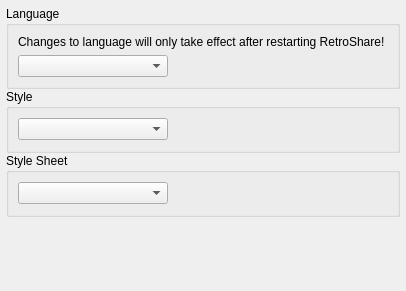
Above: retroshare-gui/src/gui/settings/AppearancePage.ui from RetroShare/RetroShare before the change. Below: the same form after it.
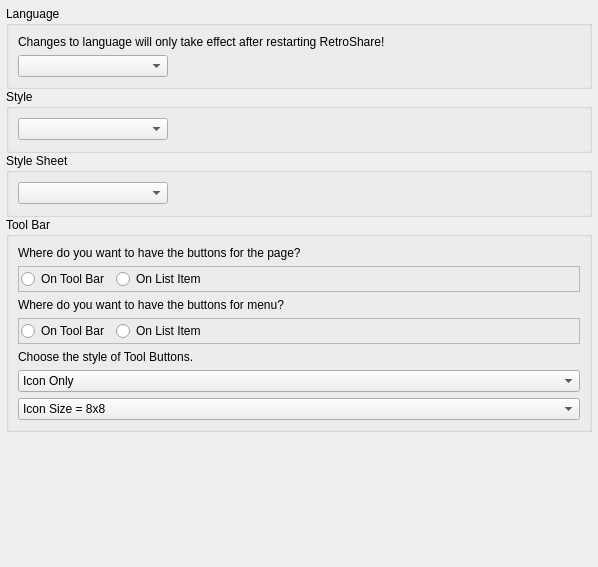
That is the form after the change.

Commit message: Added new Gui Design changes from Pheonom, Added new ListWidget for Page selection, via settings can switch to use List or Toolbar AddFrameListeInsteadOfToolBar_v0.6_7357.patch

```diff
--- a/retroshare-gui/src/gui/settings/AppearancePage.ui
+++ b/retroshare-gui/src/gui/settings/AppearancePage.ui
@@ -6,8 +6,8 @@
    <rect>
     <x>0</x>
     <y>0</y>
-    <width>406</width>
-    <height>291</height>
+    <width>598</width>
+    <height>567</height>
    </rect>
   </property>
   <property name="contextMenuPolicy">
@@ -20,6 +20,190 @@
    <property name="spacing">
     <number>0</number>
    </property>
+   <item row="4" column="0">
+    <widget class="QGroupBox" name="grpToolBar">
+     <property name="minimumSize">
+      <size>
+       <width>0</width>
+       <height>75</height>
+      </size>
+     </property>
+     <property name="contextMenuPolicy">
+      <enum>Qt::NoContextMenu</enum>
+     </property>
+     <property name="title">
+      <string>Tool Bar</string>
+     </property>
+     <layout class="QGridLayout" name="gridLayout_ToolBar">
+      <item row="4" column="0">
+       <widget class="QFrame" name="frameAction">
+        <property name="frameShape">
+         <enum>QFrame::StyledPanel</enum>
+        </property>
+        <property name="frameShadow">
+         <enum>QFrame::Plain</enum>
+        </property>
+        <layout class="QHBoxLayout" name="horizontalLayout">
+         <property name="margin">
+          <number>2</number>
+         </property>
+         <item>
+          <widget class="QRadioButton" name="rbtActionOnToolBar">
+           <property name="text">
+            <string>On Tool Bar</string>
+           </property>
+          </widget>
+         </item>
+         <item>
+          <widget class="QRadioButton" name="rbtActionOnListItem">
+           <property name="text">
+            <string>On List Item</string>
+           </property>
+          </widget>
+         </item>
+         <item>
+          <spacer>
+           <property name="orientation">
+            <enum>Qt::Horizontal</enum>
+           </property>
+           <property name="sizeHint" stdset="0">
+            <size>
+             <width>300</width>
+             <height>16</height>
+            </size>
+           </property>
+          </spacer>
+         </item>
+        </layout>
+       </widget>
+      </item>
+      <item row="2" column="0">
+       <widget class="QFrame" name="framePage">
+        <property name="frameShape">
+         <enum>QFrame::StyledPanel</enum>
+        </property>
+        <property name="frameShadow">
+         <enum>QFrame::Plain</enum>
+        </property>
+        <layout class="QHBoxLayout" name="horizontalLayout_2">
+         <property name="margin">
+          <number>2</number>
+         </property>
+         <item>
+          <widget class="QRadioButton" name="rbtPageOnToolBar">
+           <property name="text">
+            <string>On Tool Bar</string>
+           </property>
+          </widget>
+         </item>
+         <item>
+          <widget class="QRadioButton" name="rbtPageOnListItem">
+           <property name="text">
+            <string>On List Item</string>
+           </property>
+          </widget>
+         </item>
+         <item>
+          <spacer>
+           <property name="orientation">
+            <enum>Qt::Horizontal</enum>
+           </property>
+           <property name="sizeHint" stdset="0">
+            <size>
+             <width>300</width>
+             <height>16</height>
+            </size>
+           </property>
+          </spacer>
+         </item>
+        </layout>
+       </widget>
+      </item>
+      <item row="3" column="0">
+       <widget class="QLabel" name="labelActionToolBar">
+        <property name="text">
+         <string>Where do you want to have the buttons for menu?</string>
+        </property>
+       </widget>
+      </item>
+      <item row="1" column="0">
+       <widget class="QLabel" name="labelPageToolBar">
+        <property name="text">
+         <string>Where do you want to have the buttons for the page?</string>
+        </property>
+       </widget>
+      </item>
+      <item row="5" column="0">
+       <widget class="QLabel" name="labelToolButtonStyle">
+        <property name="text">
+         <string>Choose the style of Tool Buttons.</string>
+        </property>
+       </widget>
+      </item>
+      <item row="6" column="0">
+       <widget class="QComboBox" name="cmboTollButtonsStyle">
+        <item>
+         <property name="text">
+          <string>Icon Only</string>
+         </property>
+        </item>
+        <item>
+         <property name="text">
+          <string>Text Only</string>
+         </property>
+        </item>
+        <item>
+         <property name="text">
+          <string>Text Beside Icon</string>
+         </property>
+        </item>
+        <item>
+         <property name="text">
+          <string>Text Under Icon</string>
+         </property>
+        </item>
+       </widget>
+      </item>
+      <item row="7" column="0">
+       <widget class="QComboBox" name="cmboTollButtonsSize">
+        <item>
+         <property name="text">
+          <string>Icon Size = 8x8</string>
+         </property>
+        </item>
+        <item>
+         <property name="text">
+          <string>Icon Size = 16x16</string>
+         </property>
+        </item>
+        <item>
+         <property name="text">
+          <string>Icon Size = 24x24</string>
+         </property>
+        </item>
+        <item>
+         <property name="text">
+          <string>Inon Size = 32x32</string>
+         </property>
+        </item>
+       </widget>
+      </item>
+     </layout>
+    </widget>
+   </item>
+   <item row="6" column="0">
+    <spacer>
+     <property name="orientation">
+      <enum>Qt::Vertical</enum>
+     </property>
+     <property name="sizeHint" stdset="0">
+      <size>
+       <width>361</width>
+       <height>61</height>
+      </size>
+     </property>
+    </spacer>
+   </item>
    <item row="0" column="0">
     <widget class="QGroupBox" name="grpLanguage">
      <property name="minimumSize">
@@ -77,6 +261,44 @@
      </layout>
     </widget>
    </item>
+   <item row="2" column="0">
+    <widget class="QGroupBox" name="grpStyleSheet">
+     <property name="minimumSize">
+      <size>
+       <width>0</width>
+       <height>64</height>
+      </size>
+     </property>
+     <property name="title">
+      <string>Style Sheet</string>
+     </property>
+     <layout class="QGridLayout" name="gridLayout_StyleSheet">
+      <item row="0" column="0">
+       <widget class="QComboBox" name="cmboStyleSheet">
+        <property name="minimumSize">
+         <size>
+          <width>150</width>
+          <height>0</height>
+         </size>
+        </property>
+       </widget>
+      </item>
+      <item row="0" column="1">
+       <spacer>
+        <property name="orientation">
+         <enum>Qt::Horizontal</enum>
+        </property>
+        <property name="sizeHint" stdset="0">
+         <size>
+          <width>215</width>
+          <height>20</height>
+         </size>
+        </property>
+       </spacer>
+      </item>
+     </layout>
+    </widget>
+   </item>
    <item row="1" column="0">
     <widget class="QGroupBox" name="grpStyle">
      <property name="minimumSize">
@@ -124,57 +346,6 @@
      </layout>
     </widget>
    </item>
-   <item row="2" column="0">
-    <widget class="QGroupBox" name="groupBox">
-     <property name="minimumSize">
-      <size>
-       <width>0</width>
-       <height>64</height>
-      </size>
-     </property>
-     <property name="title">
-      <string>Style Sheet</string>
-     </property>
-     <layout class="QGridLayout" name="gridLayout_3">
-      <item row="0" column="0">
-       <widget class="QComboBox" name="styleSheetCombo">
-        <property name="minimumSize">
-         <size>
-          <width>150</width>
-          <height>0</height>
-         </size>
-        </property>
-       </widget>
-      </item>
-      <item row="0" column="1">
-       <spacer>
-        <property name="orientation">
-         <enum>Qt::Horizontal</enum>
-        </property>
-        <property name="sizeHint" stdset="0">
-         <size>
-          <width>215</width>
-          <height>20</height>
-         </size>
-        </property>
-       </spacer>
-      </item>
-     </layout>
-    </widget>
-   </item>
-   <item row="3" column="0">
-    <spacer>
-     <property name="orientation">
-      <enum>Qt::Vertical</enum>
-     </property>
-     <property name="sizeHint" stdset="0">
-      <size>
-       <width>361</width>
-       <height>61</height>
-      </size>
-     </property>
-    </spacer>
-   </item>
   </layout>
  </widget>
  <resources/>
```
Left out of the diff: 6 changed lines with no effect on the pictures. The commit also changes 26 other files.
